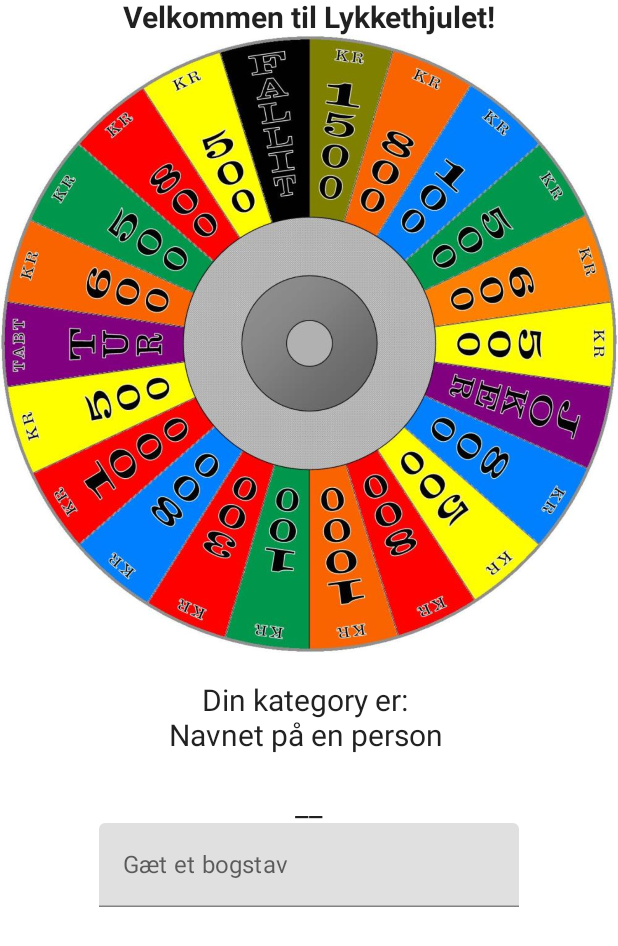
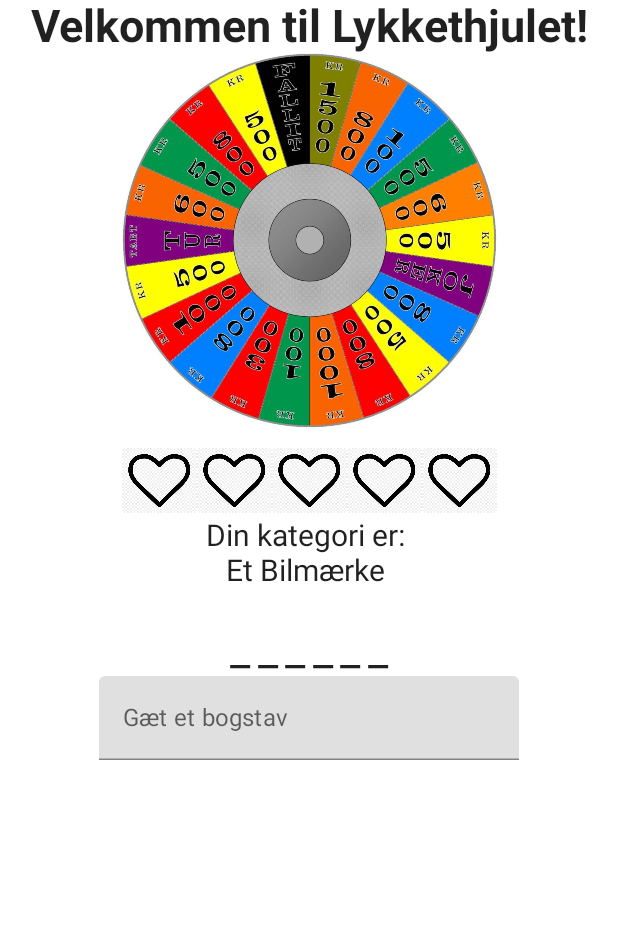
Before and after one commit to zPaddyz/WheelOfFortune, an Android app built with Jetpack Compose: the HomeScreen screen opened through its navigation route, after a tap on "Start Spil", on a phone screen of 412 x 824 dp. Shown: the top 946 px of the screen. Run offline under Robolectric (Android 15) with nearby library versions, the phone set to English and light mode, and no system bars.

Commit message:
Tilføjet liv funktionalitet

```diff
--- a/app/src/main/java/com/example/wheeloffortune/HomeScreen.kt
+++ b/app/src/main/java/com/example/wheeloffortune/HomeScreen.kt
@@ -17,6 +17,9 @@ import androidx.compose.runtime.saveable.rememberSaveable
 import androidx.compose.ui.Alignment
 import androidx.compose.ui.ExperimentalComposeUiApi
 import androidx.compose.ui.Modifier
+import androidx.compose.ui.geometry.Size
+import androidx.compose.ui.graphics.painter.Painter
+import androidx.compose.ui.layout.VerticalAlignmentLine
 import androidx.compose.ui.platform.LocalSoftwareKeyboardController
 import androidx.compose.ui.res.painterResource
 import androidx.compose.ui.semantics.SemanticsProperties.ImeAction
@@ -57,16 +60,17 @@ fun Greeting(context: Context, navController: NavController) {
     Column(modifier = Modifier.width(500.dp), horizontalAlignment = Alignment.CenterHorizontally) {
         Text(
             text = "Velkommen til Lykkethjulet!",
-            fontSize = 20.sp,
+            fontSize = 30.sp,
             fontWeight = FontWeight.Bold,
             textAlign = TextAlign.Center,
         )
         Image(
             painterResource(R.drawable.lykkehjul),
             contentDescription = "Lykkehjul",
-            Modifier.padding(0.dp,0.dp,0.dp,20.dp)
+            modifier = Modifier
+                .padding(0.dp,0.dp,0.dp,10.dp)
+                .size(250.dp)
         )
-
         playButton(context = context, navController)
     }
 }
@@ -87,13 +91,6 @@ fun playButton(context: Context, navController: NavController){
         }
     } else {
         game(navController)
-        /*Text(text = "Din kategory er: ", fontSize = 20.sp)
-        var bogstav by rememberSaveable { mutableStateOf("")}
-        //var svar = game()
-        if(bogstav == game()){
-            Text("Tillykke du vandt!")
-        }
-        var inputFelt = TextField(value = bogstav, onValueChange = {bogstav = it}, label = {Text("Gæt et bogstav")})*/
     }
 }
 
@@ -101,45 +98,88 @@ fun playButton(context: Context, navController: NavController){
 @ExperimentalComposeUiApi
 @Composable
 fun game(navController: NavController): String {
-    Text(text = "Din kategory er: ", fontSize = 20.sp)
-
     var svar by rememberSaveable { mutableStateOf("") }
-    var svarFelt: StringBuilder = remember{ StringBuilder() }
-    val x = (0..0).random()
-    when(x){
-        0 -> {
-            Text(text = "Navnet på en person \n", fontSize = 20.sp)
-            svar = "ok"
-            if(svarFelt.isEmpty()){svarFelt.append("__")}
-
-        }
-        1 -> Text(text = "_ _ _ _ _ _ _", fontSize = 20.sp)
-        2 -> Text(text = "Dette", fontSize = 20.sp)
-        3 -> Text(text = "Er", fontSize = 20.sp)
-        4 -> Text(text = "Bare", fontSize = 20.sp)
-        5 -> Text(text = "En", fontSize = 20.sp)
-        6 -> Text(text = "Tissemand", fontSize = 20.sp)
-        7 -> Text(text = "Hæhæ", fontSize = 20.sp)
-        8 -> Text(text = "Det", fontSize = 20.sp)
-        9 -> Text(text = "Var", fontSize = 20.sp)
-        10 -> Text(text = "Sjovt", fontSize = 20.sp)
-    }
-    Text(text = svarFelt.toString(), fontSize = 20.sp)
+    val svarFelt: StringBuilder = remember{ StringBuilder() }
+    val randomX by rememberSaveable {mutableStateOf((0..7).random())}
     var bogstav by rememberSaveable { mutableStateOf("")}
     var vandt by rememberSaveable { mutableStateOf(false)}
+    var tabte by rememberSaveable { mutableStateOf(false)}
+    var antalLiv by rememberSaveable() {mutableStateOf(5)}
     val keyboardController = LocalSoftwareKeyboardController.current
+    Row() {
+        for (i in 1..antalLiv) {
+            Image(
+                painterResource(R.drawable.heart),
+                contentDescription = "Liv",
+                modifier = Modifier
+                    .size(50.dp)
+            )
+        }
+    }
+    Text(text = "Din kategori er: ", fontSize = 20.sp)
+
+
+    when(randomX){
+        0 -> {
+            Text(text = "Et Navn\n", fontSize = 20.sp)
+            svar = "Patrick"
+            if(svarFelt.isEmpty()){svarFelt.append("_______")}
+        }
+        1 -> {
+            Text(text = "Et Navn \n", fontSize = 20.sp)
+            svar = "Trine"
+            if(svarFelt.isEmpty()){svarFelt.append("_____")}
+        }
+        2 -> {
+            Text(text = "Et Navn\n", fontSize = 20.sp)
+            svar = "Jørgen"
+            if(svarFelt.isEmpty()){svarFelt.append("______")}
+        }
+        3 -> {
+            Text(text = "Et Bilmærke \n", fontSize = 20.sp)
+            svar = "Volkswagen"
+            if(svarFelt.isEmpty()){svarFelt.append("__________")}
+        }
+        4 -> {
+            Text(text = "Et Bilmærke \n", fontSize = 20.sp)
+            svar = "Ford"
+            if(svarFelt.isEmpty()){svarFelt.append("____")}
+        }
+        5 -> {
+            Text(text = "Et Bilmærke \n", fontSize = 20.sp)
+            svar = "Porche"
+            if(svarFelt.isEmpty()){svarFelt.append("______")}
+        }
+        6 -> {
+            Text(text = "En Grønsag \n", fontSize = 20.sp)
+            svar = "Tomat"
+            if(svarFelt.isEmpty()){svarFelt.append("_____")}
+        }
+        7 -> {
+            Text(text = "En Grønsag \n", fontSize = 20.sp)
+            svar = "Selleri"
+            if(svarFelt.isEmpty()){svarFelt.append("_______")}
+        }
+    }
+
+    Text(text = svarFelt.toString(), fontSize = 30.sp, letterSpacing = 5.sp)
     TextField(enabled = true, value = bogstav, onValueChange = {if(bogstav.isEmpty())bogstav = it else if(bogstav.isNotEmpty())bogstav.removeRange(1,bogstav.length) }, label = {Text("Gæt et bogstav")}, singleLine = true, keyboardOptions = KeyboardOptions(imeAction = androidx.compose.ui.text.input.ImeAction.Done),
         keyboardActions = KeyboardActions(
             onDone ={
+                var ingenPasser = true
+                if(bogstav.isEmpty() || bogstav[0].isDigit()) bogstav = " "
                 for (i in svar.indices) {
                     if(bogstav[0] == svar[i]){
                         svarFelt.replace(i,i+1,bogstav[0].toString())
                         println(svarFelt)
+                        ingenPasser = false
                     } else {
 
                     }
                 }
-                if(svarFelt.toString().equals(svar)){
+                if(ingenPasser  && bogstav != " ") antalLiv -= 1
+                if(antalLiv == 0) tabte = true
+                if(svarFelt.toString() == (svar)){
                     vandt = true
                 }
                 bogstav = ""
@@ -149,6 +189,9 @@ fun game(navController: NavController): String {
     if(vandt){
         navController.popBackStack("winningScreen",false)
     }
+    if(tabte){
+        navController.popBackStack("winningScreen",false)
+    }
 
     return svar
 }
--- a/app/src/main/java/com/example/wheeloffortune/winningScreen.kt
+++ b/app/src/main/java/com/example/wheeloffortune/winningScreen.kt
@@ -1,16 +1,28 @@
 package com.example.wheeloffortune
 
 import android.content.Context
+import androidx.compose.foundation.layout.*
 import androidx.compose.material.Button
 import androidx.compose.material.Text
 import androidx.compose.runtime.Composable
+import androidx.compose.ui.Alignment
+import androidx.compose.ui.Alignment.Companion.CenterHorizontally
+import androidx.compose.ui.Modifier
+import androidx.compose.ui.layout.VerticalAlignmentLine
+import androidx.compose.ui.text.font.FontFamily
+import androidx.compose.ui.text.font.FontStyle
+import androidx.compose.ui.text.style.TextAlign
+import androidx.compose.ui.unit.dp
+import androidx.compose.ui.unit.sp
 import androidx.navigation.NavController
+
 
 
 @Composable
 fun winningScreen(navController: NavController) {
-    Text("Du har vundet, tillykke!")
-    Button(onClick = { navController.navigate("HomeScreen") },) {
-        Text(text = "Spil spillet")
-    }
+
+    Text("Du har vundet eller tabt, TILLYKKE!",fontFamily = FontFamily.Serif,fontSize = 30.sp,textAlign = TextAlign.Center, modifier = Modifier
+    .size(500.dp))
+    Button(onClick = { navController.navigate("HomeScreen") }, modifier = Modifier.size(500.dp).padding(100.dp)) {
+        Text(text = "Spil spillet", fontSize = 30.sp) }
 }
```
Also changed, not shown: app/src/main/res/drawable/heart.jpg (added).
